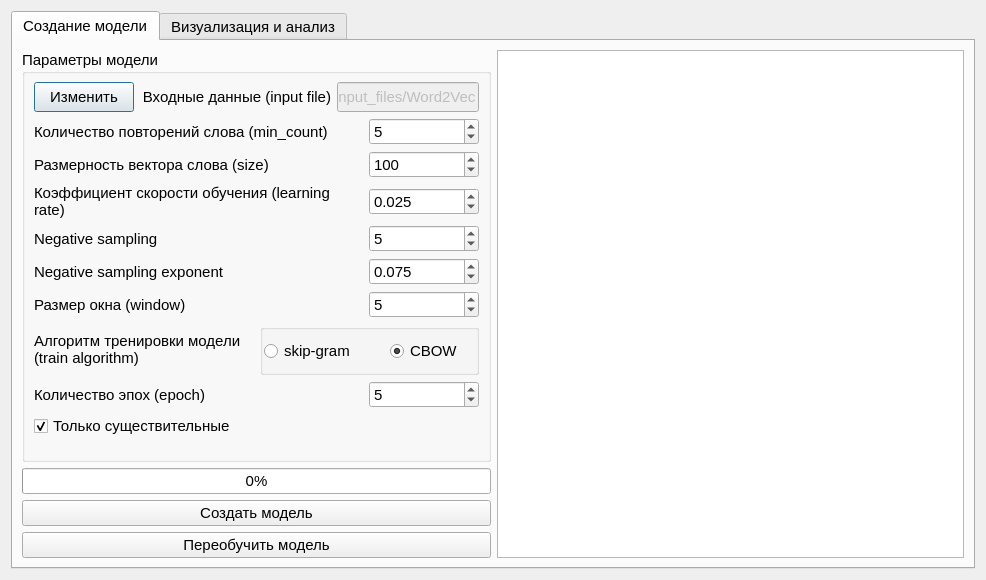
Old version of the form sources/Word2VecNew/ui/DialogWord2Vec.ui in the repository AndreyTulyakov/TextStageProcessor.
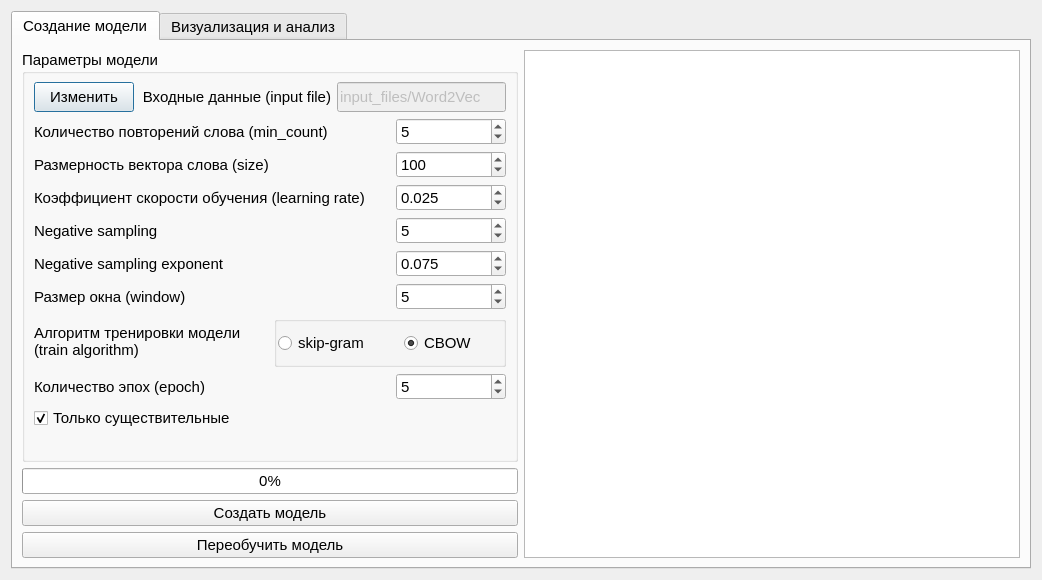
New version of the form. Icons and pictures are not drawn.

Commit message: Ширина в интерфейсе

Diff of the .ui file:
```diff
--- a/sources/Word2VecNew/ui/DialogWord2Vec.ui
+++ b/sources/Word2VecNew/ui/DialogWord2Vec.ui
@@ -12,7 +12,7 @@
    <rect>
     <x>0</x>
     <y>0</y>
-    <width>986</width>
+    <width>1042</width>
     <height>580</height>
    </rect>
   </property>
```
The commit also changes 2 other files.
